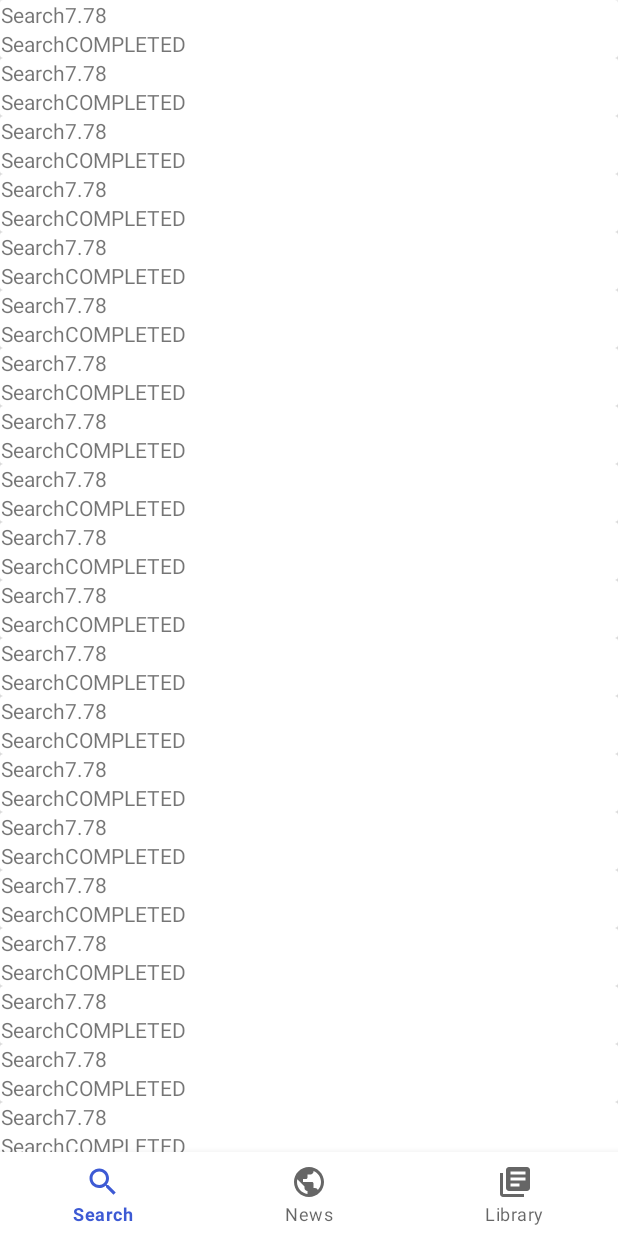
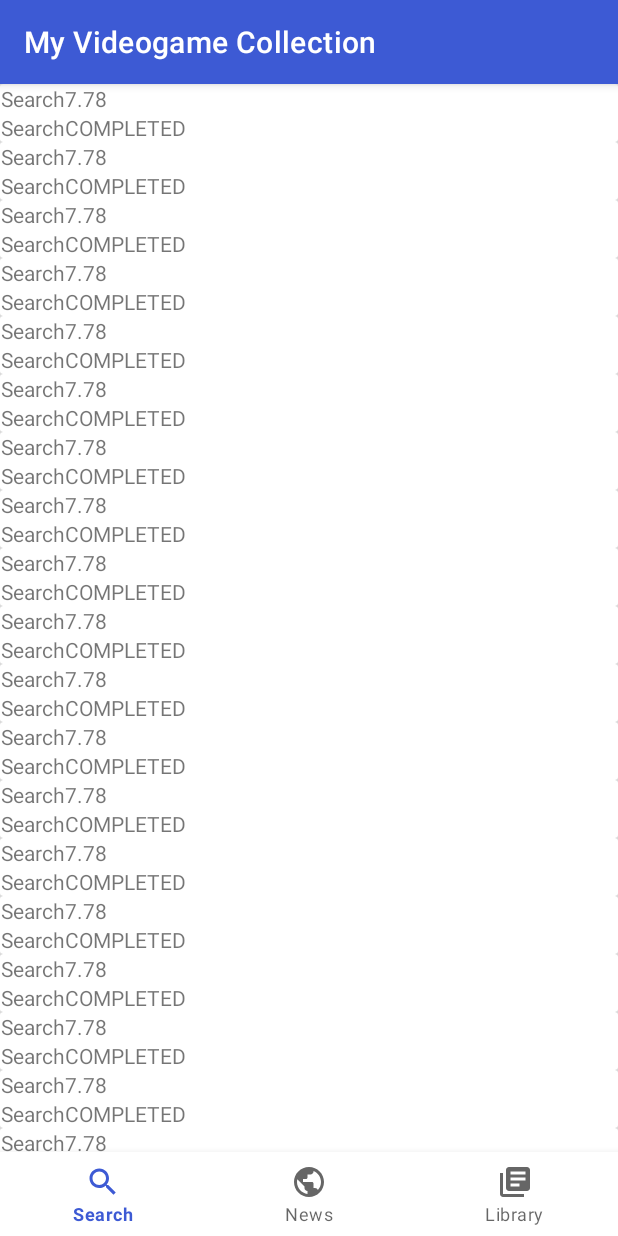
Before and after one commit to ESanchez-729/Proyecto_TFG, an Android app: the fragment LibraryFragment placed in its activity, on a phone screen of 412 x 824 dp. Run offline under Robolectric (Android 15) with nearby library versions, the phone set to English and light mode, and no system bars; our stand-ins replace Picasso; pictures from the network do not load; 6 statements that could not run were skipped.

Commit message:
Apaños en el master y correción de errores

```diff
--- a/app/src/main/java/com/example/proyecto_tfg/LibraryFragment.kt
+++ b/app/src/main/java/com/example/proyecto_tfg/LibraryFragment.kt
@@ -44,7 +44,7 @@ class LibraryFragment : Fragment() {
     override fun onViewCreated(view: View, savedInstanceState: Bundle?) {
         super.onViewCreated(view, savedInstanceState)
 
-        reciclador = view.findViewById(R.id.list) as RecyclerView
+        reciclador = view.findViewById(R.id.library_list) as RecyclerView
 
         val datos: MutableList<GameItem> = ArrayList()
 
--- a/app/src/main/res/layout/fragment_library.xml
+++ b/app/src/main/res/layout/fragment_library.xml
@@ -8,7 +8,7 @@
     <!-- TODO: Update blank fragment layout -->
     <androidx.recyclerview.widget.RecyclerView
         android:layout_width="match_parent"
-        android:id="@+id/list"
+        android:id="@+id/library_list"
         android:layout_height="match_parent">
 
     </androidx.recyclerview.widget.RecyclerView>
--- a/app/src/main/res/values/themes.xml
+++ b/app/src/main/res/values/themes.xml
@@ -1,6 +1,6 @@
 <resources xmlns:tools="http://schemas.android.com/tools">
     <!-- Base application theme. -->
-    <style name="Theme.Proyecto_TFG" parent="Theme.MaterialComponents.DayNight.NoActionBar">
+    <style name="Theme.Proyecto_TFG" parent="Theme.MaterialComponents.DayNight.DarkActionBar">
         <!-- Primary brand color. -->
         <item name="colorPrimary">@color/blue_header</item>
         <item name="colorPrimaryVariant">@color/purple_700</item>
```
Also changed, not shown: app/src/main/java/com/example/proyecto_tfg/SearchFragment.kt (+48 -5 lines), app/src/main/res/layout/fragment_search.xml (+5 -4 lines).
